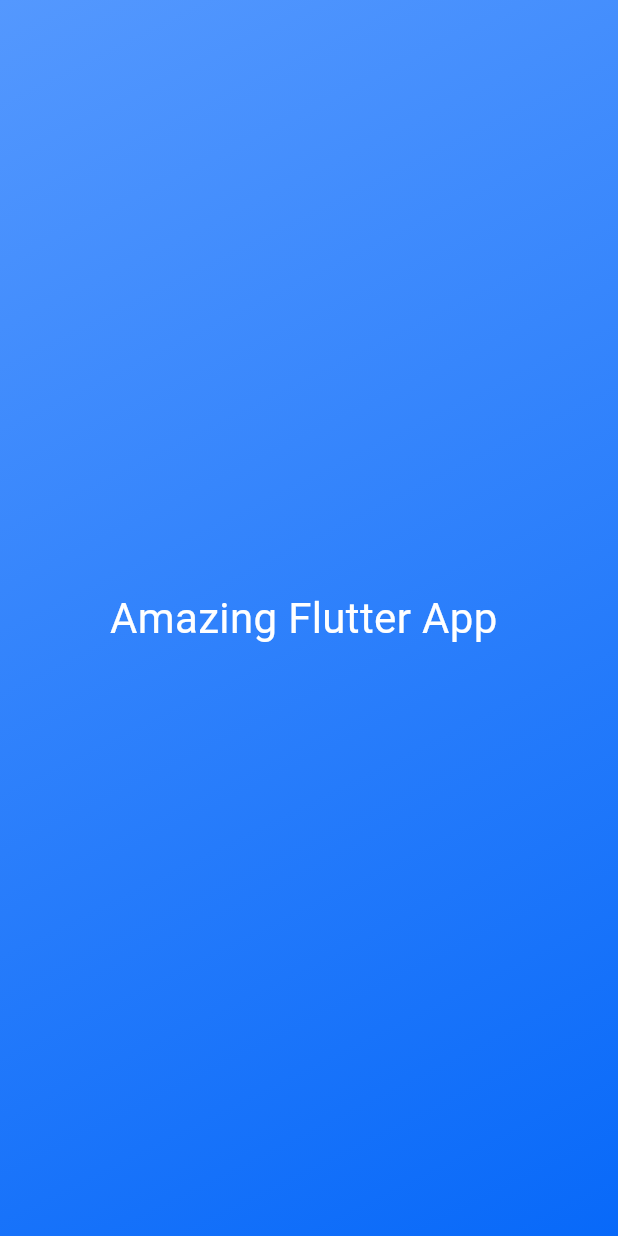
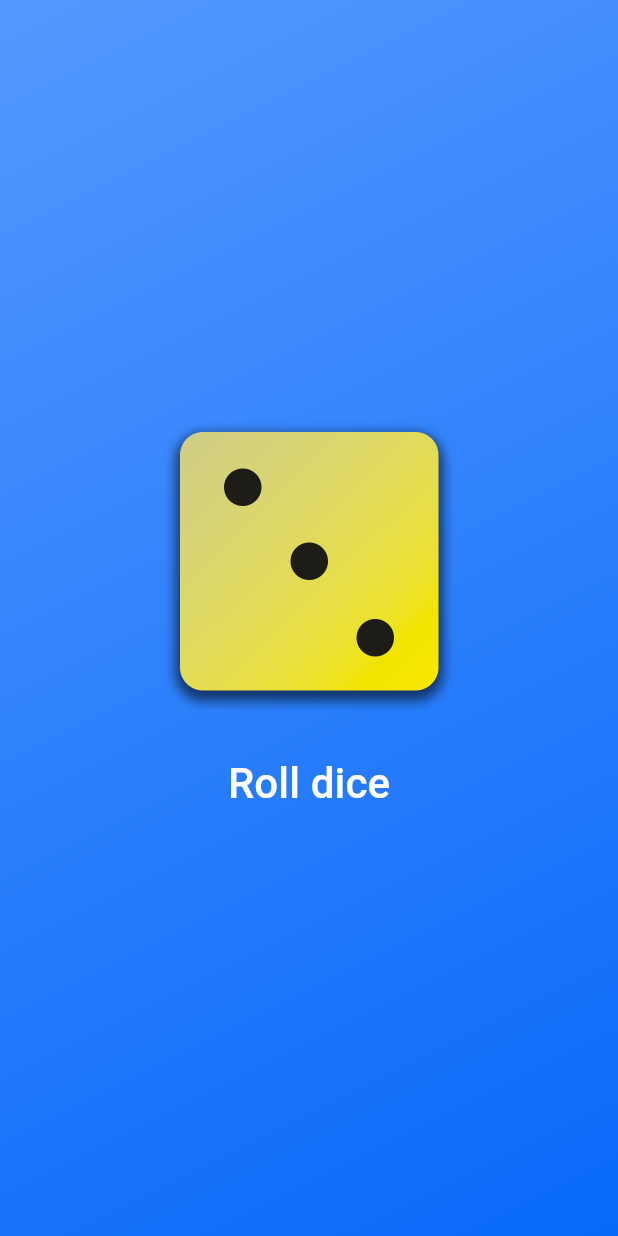
Before and after one commit to nickleso/first_flutter_app, a Flutter app: the screen it shows after launch, on a phone screen of 412 x 824 dp. Run offline on Flutter 3.47's test engine with Material 3 defaults, Android fonts, the phone set to English and light mode, and no system bars.

```diff
--- /dev/null
+++ b/lib/dice_roller.dart
@@ -0,0 +1,41 @@
+import 'package:first_flutter_app/styled_text.dart';
+import 'package:flutter/material.dart';
+import 'dart:math';
+
+final ranomizer = Random();
+
+class DiceRoller extends StatefulWidget {
+  const DiceRoller({super.key});
+
+  @override
+  State<DiceRoller> createState() {
+    return _DiceRollerState();
+  }
+}
+
+class _DiceRollerState extends State<DiceRoller> {
+  var currentDiceRoll = 3;
+
+  void rollDice() {
+    setState(() {
+      currentDiceRoll = ranomizer.nextInt(6) + 1;
+    });
+  }
+
+  @override
+  Widget build(context) {
+    return Column(mainAxisSize: MainAxisSize.min, children: [
+      Image.asset(
+        'assets/images/dice-$currentDiceRoll.png',
+        width: 200,
+      ),
+      const SizedBox(
+        height: 20,
+      ),
+      TextButton(
+        onPressed: rollDice,
+        child: const StyledText('Roll dice'),
+      )
+    ]);
+  }
+}
--- a/lib/gradient_container.dart
+++ b/lib/gradient_container.dart
@@ -1,24 +1,26 @@
+import 'package:first_flutter_app/dice_roller.dart';
 import 'package:flutter/material.dart';
-import 'package:first_flutter_app/styled_text.dart';
+
+const startAlignment = Alignment.topLeft;
+const endAlignment = Alignment.bottomRight;
 
 class GradientContainer extends StatelessWidget {
-  const GradientContainer({super.key});
+  const GradientContainer(this.colors, {super.key});
+
+  final List<Color> colors;
 
   @override
   Widget build(context) {
     return Container(
-      decoration: const BoxDecoration(
+      decoration: BoxDecoration(
         gradient: LinearGradient(
-          colors: [
-            Color.fromARGB(255, 84, 152, 254),
-            Color.fromARGB(255, 8, 105, 249)
-          ],
-          begin: Alignment.topLeft,
-          end: Alignment.bottomRight,
+          colors: colors,
+          begin: startAlignment,
+          end: endAlignment,
         ),
       ),
       child: const Center(
-        child: StyledText(),
+        child: DiceRoller(),
       ),
     );
   }
--- a/lib/main.dart
+++ b/lib/main.dart
@@ -5,7 +5,10 @@ void main() {
   runApp(
     const MaterialApp(
       home: Scaffold(
-        body: GradientContainer(),
+        body: GradientContainer([
+          Color.fromARGB(255, 84, 152, 254),
+          Color.fromARGB(255, 8, 105, 249)
+        ]),
       ),
     ),
   );
--- a/lib/styled_text.dart
+++ b/lib/styled_text.dart
@@ -1,13 +1,15 @@
 import 'package:flutter/material.dart';
 
 class StyledText extends StatelessWidget {
-  const StyledText({super.key});
+  const StyledText(this.text, {super.key});
+
+  final String text;
 
   @override
   Widget build(context) {
-    return const Text(
-      'Amazing Flutter App ',
-      style: TextStyle(
+    return Text(
+      text,
+      style: const TextStyle(
         color: Colors.white,
         fontSize: 28,
       ),
```
Also changed, not shown: pubspec.yaml (+9 -7 lines), assets/images/dice-1.png (added), assets/images/dice-2.png (added), assets/images/dice-3.png (added), assets/images/dice-4.png (added), assets/images/dice-5.png (added), assets/images/dice-6.png (added).
